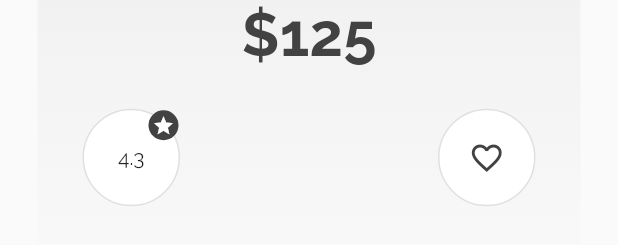
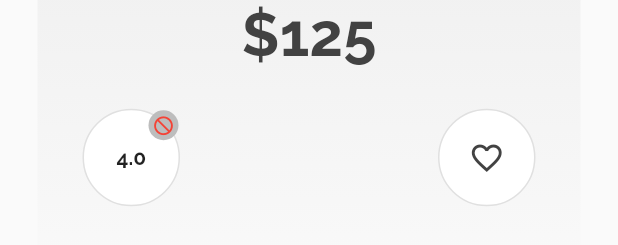
Before and after one commit to nightMue/ShoeBoxApp, a Flutter app: the HomeBottom widget shown alone on an empty page, opened directly, on a phone screen of 412 x 824 dp. Shown: the part 660-905 px from the top of the screen. Run offline on Flutter 3.47's test engine with Material 2 defaults, Android fonts, the phone set to English and light mode, and no system bars; our stand-ins replace font_awesome_flutter; missing offline and left inert: rect_getter; network calls fail.

Commit message:
Scrolling size implemented, might just keep to rating though, still need scroll snap to work

```diff
--- a/lib/ui/home/homeBottom.dart
+++ b/lib/ui/home/homeBottom.dart
@@ -3,6 +3,7 @@ import 'package:nike_app/ui/home/boxes/shoe.dart';
 import 'package:nike_app/ui/home/boxes/shoeBox.dart';
 import 'package:nike_app/data/tempData.dart';
 import 'package:nike_app/ui/home/homeBottomDetails.dart';
+import 'package:nike_app/ui/home/sizeScroll.dart';
 
 import 'package:rect_getter/rect_getter.dart';
 
@@ -217,38 +218,7 @@ class _HomeBottomState extends State<HomeBottom> {
               child: Row(
                 mainAxisAlignment: MainAxisAlignment.spaceBetween,
                 children: <Widget>[
-                  Padding(
-                    padding: const EdgeInsets.fromLTRB(30, 0, 0, 0),
-                    child: GestureDetector(
-                      onTap: () => toggleStar(),
-                      child: Container(
-                        height: 65,
-                        width: 65,
-                        decoration: BoxDecoration(
-                          border: Border.all(color: Colors.grey.shade300),
-                          shape: BoxShape.circle,
-                          color: (_stared ? Colors.amber : Colors.white),
-                        ),
-                        child: Stack(
-                          children: <Widget>[
-                            Align(
-                              alignment: Alignment.topRight,
-                              child: Container(
-                                height: 20,
-                                width: 20,
-                                decoration: BoxDecoration(
-                                  color: Colors.grey.shade800,
-                                  shape: BoxShape.circle,
-                                ),
-                                child: (_stared ? Icon(Icons.star, color: Colors.amber, size: 15.0,) : Icon(Icons.star, color: Colors.white, size: 15.0,)),
-                              ),
-                            ),
-                            Center(child: Text("4.3"),),
-                          ],
-                        )
-                      ),
-                    ),
-                  ),
+                  SizeScroll(),
                   Padding(
                     padding: const EdgeInsets.fromLTRB(0, 0, 30, 0),
                     child: GestureDetector(
@@ -263,6 +233,7 @@ class _HomeBottomState extends State<HomeBottom> {
                           color: Colors.white
                         ),
                         child: (_favorited ? Icon(Icons.favorite, color: Colors.red,) : Icon(Icons.favorite_border, color: Colors.grey.shade800,)),
+                        //child: Icon(Icons.favorite_border),
                       ),
                     ),
                   ),
--- /dev/null
+++ b/lib/ui/home/sizeScroll.dart
@@ -0,0 +1,93 @@
+import 'package:flutter/material.dart';
+
+class SizeScroll extends StatefulWidget {
+  @override
+  _SizeScrollState createState() => _SizeScrollState();
+}
+
+class _SizeScrollState extends State<SizeScroll> {
+  bool _stared;
+
+  void toggleStar() {
+    setState(() {
+      _stared = (_stared ? false : true);
+    });
+  }
+
+  List<double> sizes = [4.0, 4.5, 6.0, 8.5, 9.0, 10.0];
+
+  @override
+  void initState() {
+    _stared = false;
+    super.initState();
+  }
+
+  @override
+  Widget build(BuildContext context) {
+    return Padding(
+      padding: const EdgeInsets.fromLTRB(30, 0, 0, 0),
+      child: GestureDetector(
+        onTap: () => toggleStar(),
+
+        child: Container(
+          height: 65,
+          width: 65,
+          child: Stack(
+          children: <Widget>[
+            Container(
+            height: 65,
+            width: 65,
+            decoration: BoxDecoration(
+              border: Border.all(color: Colors.grey.shade300),
+              shape: BoxShape.circle,
+              // rating implementation
+              //color: (_stared ? Colors.amber : Colors.white),
+              // size implementation'
+              color: Colors.white,
+            ),
+            child: Stack(
+              children: <Widget>[
+                Align(
+                  alignment: Alignment.topRight,
+                  child: Container(
+                    height: 20,
+                    width: 20,
+                    decoration: BoxDecoration(
+                      color: Colors.grey.shade400,
+                      shape: BoxShape.circle,
+                    ),
+                    // rating implementation (star)
+                    //child: (_stared ? Icon(Icons.star,color: Colors.amber,size: 15.0,): Icon(Icons.star,color: Colors.white,size: 15.0,)),
+                    // avalible implementation (checkmark)
+                    child: (_stared ? Icon(Icons.check_circle_outline, color: Colors.green.shade700, size: 15.0,) : Icon(Icons.not_interested, color: Colors.red, size: 15.0,)),
+                  ),
+                ),
+                // This is for the ratining
+                //Center(child: Text("4.3"),),
+                //SizeScroll(),
+              ],
+            )),
+            ListView.builder(
+              scrollDirection: Axis.vertical,
+              itemCount: sizes.length,
+              itemBuilder: (context, index) {
+                return Container(
+                  height: 65,
+                  width: 65,
+                  child: Center(
+                    child:Text(
+                      sizes[index].toString(),
+                      style: TextStyle(
+                        fontWeight: FontWeight.bold,
+                      ),
+                    ),
+                  ),
+                );
+              },
+            ),
+          ],
+        )
+      ),
+    ));
+  }
+}
```
